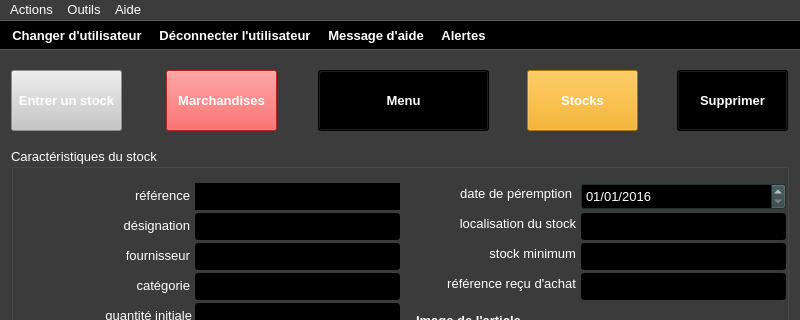
Before: the Qt Designer form ui/yeroth-erp-stock-detail-window.ui in xnoumbissinoundou/yeroth-erp-3.0, drawn with Qt 5; both pictures show x 0 to 800 and y 0 to 320 of the 800 by 600 pixel window.
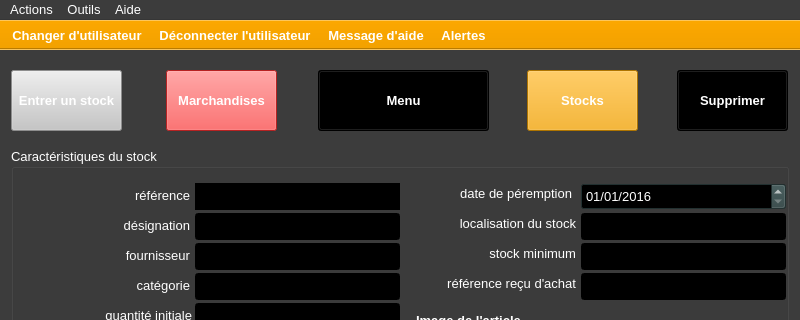
After: the same form once the commit is applied. Icons and pictures are not drawn. Custom widgets are drawn as their Qt base class.

```diff
--- a/ui/yeroth-erp-stock-detail-window.ui
+++ b/ui/yeroth-erp-stock-detail-window.ui
@@ -10813,8 +10813,8 @@
       <colorrole role="Button">
        <brush brushstyle="SolidPattern">
         <color alpha="255">
-         <red>0</red>
-         <green>0</green>
+         <red>242</red>
+         <green>161</green>
          <blue>0</blue>
         </color>
        </brush>
@@ -10822,26 +10822,26 @@
       <colorrole role="Light">
        <brush brushstyle="SolidPattern">
         <color alpha="255">
-         <red>0</red>
-         <green>0</green>
-         <blue>0</blue>
+         <red>255</red>
+         <green>206</green>
+         <blue>108</blue>
         </color>
        </brush>
       </colorrole>
       <colorrole role="Midlight">
        <brush brushstyle="SolidPattern">
         <color alpha="255">
-         <red>0</red>
-         <green>0</green>
-         <blue>0</blue>
+         <red>248</red>
+         <green>183</green>
+         <blue>54</blue>
         </color>
        </brush>
       </colorrole>
       <colorrole role="Dark">
        <brush brushstyle="SolidPattern">
         <color alpha="255">
-         <red>0</red>
-         <green>0</green>
+         <red>121</red>
+         <green>80</green>
          <blue>0</blue>
         </color>
        </brush>
@@ -10849,8 +10849,8 @@
       <colorrole role="Mid">
        <brush brushstyle="SolidPattern">
         <color alpha="255">
-         <red>0</red>
-         <green>0</green>
+         <red>161</red>
+         <green>107</green>
          <blue>0</blue>
         </color>
        </brush>
@@ -10885,17 +10885,17 @@
       <colorrole role="Base">
        <brush brushstyle="SolidPattern">
         <color alpha="255">
-         <red>0</red>
-         <green>0</green>
-         <blue>0</blue>
+         <red>255</red>
+         <green>255</green>
+         <blue>255</blue>
         </color>
        </brush>
       </colorrole>
       <colorrole role="Window">
        <brush brushstyle="SolidPattern">
         <color alpha="255">
-         <red>0</red>
-         <green>0</green>
+         <red>242</red>
+         <green>161</green>
          <blue>0</blue>
         </color>
        </brush>
@@ -10909,21 +10909,12 @@
         </color>
        </brush>
       </colorrole>
-      <colorrole role="LinkVisited">
-       <brush brushstyle="SolidPattern">
-        <color alpha="255">
-         <red>255</red>
-         <green>255</green>
-         <blue>255</blue>
-        </color>
-       </brush>
-      </colorrole>
       <colorrole role="AlternateBase">
        <brush brushstyle="SolidPattern">
         <color alpha="255">
-         <red>255</red>
-         <green>255</green>
-         <blue>255</blue>
+         <red>248</red>
+         <green>208</green>
+         <blue>127</blue>
         </color>
        </brush>
       </colorrole>
@@ -10939,9 +10930,9 @@
       <colorrole role="ToolTipText">
        <brush brushstyle="SolidPattern">
         <color alpha="255">
-         <red>255</red>
-         <green>255</green>
-         <blue>255</blue>
+         <red>0</red>
+         <green>0</green>
+         <blue>0</blue>
         </color>
        </brush>
       </colorrole>
@@ -10959,8 +10950,8 @@
       <colorrole role="Button">
        <brush brushstyle="SolidPattern">
         <color alpha="255">
-         <red>0</red>
-         <green>0</green>
+         <red>242</red>
+         <green>161</green>
          <blue>0</blue>
         </color>
        </brush>
@@ -10968,26 +10959,26 @@
       <colorrole role="Light">
        <brush brushstyle="SolidPattern">
         <color alpha="255">
-         <red>0</red>
-         <green>0</green>
-         <blue>0</blue>
+         <red>255</red>
+         <green>206</green>
+         <blue>108</blue>
         </color>
        </brush>
       </colorrole>
       <colorrole role="Midlight">
        <brush brushstyle="SolidPattern">
         <color alpha="255">
-         <red>0</red>
-         <green>0</green>
-         <blue>0</blue>
+         <red>248</red>
+         <green>183</green>
+         <blue>54</blue>
         </color>
        </brush>
       </colorrole>
       <colorrole role="Dark">
        <brush brushstyle="SolidPattern">
         <color alpha="255">
-         <red>0</red>
-         <green>0</green>
+         <red>121</red>
+         <green>80</green>
          <blue>0</blue>
         </color>
        </brush>
@@ -10995,8 +10986,8 @@
       <colorrole role="Mid">
        <brush brushstyle="SolidPattern">
         <color alpha="255">
-         <red>0</red>
-         <green>0</green>
+         <red>161</red>
+         <green>107</green>
          <blue>0</blue>
         </color>
        </brush>
@@ -11031,17 +11022,17 @@
       <colorrole role="Base">
        <brush brushstyle="SolidPattern">
         <color alpha="255">
-         <red>0</red>
-         <green>0</green>
-         <blue>0</blue>
+         <red>255</red>
+         <green>255</green>
+         <blue>255</blue>
         </color>
        </brush>
       </colorrole>
       <colorrole role="Window">
        <brush brushstyle="SolidPattern">
         <color alpha="255">
-         <red>0</red>
-         <green>0</green>
+         <red>242</red>
+         <green>161</green>
          <blue>0</blue>
         </color>
        </brush>
@@ -11055,21 +11046,12 @@
         </color>
        </brush>
       </colorrole>
-      <colorrole role="LinkVisited">
-       <brush brushstyle="SolidPattern">
-        <color alpha="255">
-         <red>255</red>
-         <green>255</green>
-         <blue>255</blue>
-        </color>
-       </brush>
-      </colorrole>
       <colorrole role="AlternateBase">
        <brush brushstyle="SolidPattern">
         <color alpha="255">
-         <red>255</red>
-         <green>255</green>
-         <blue>255</blue>
+         <red>248</red>
+         <green>208</green>
+         <blue>127</blue>
         </color>
        </brush>
       </colorrole>
@@ -11085,9 +11067,9 @@
       <colorrole role="ToolTipText">
        <brush brushstyle="SolidPattern">
         <color alpha="255">
-         <red>255</red>
-         <green>255</green>
-         <blue>255</blue>
+         <red>0</red>
+         <green>0</green>
+         <blue>0</blue>
         </color>
        </brush>
       </colorrole>
@@ -11096,8 +11078,8 @@
       <colorrole role="WindowText">
        <brush brushstyle="SolidPattern">
         <color alpha="255">
-         <red>0</red>
-         <green>0</green>
+         <red>121</red>
+         <green>80</green>
          <blue>0</blue>
         </color>
        </brush>
@@ -11105,8 +11087,8 @@
       <colorrole role="Button">
        <brush brushstyle="SolidPattern">
         <color alpha="255">
-         <red>0</red>
-         <green>0</green>
+         <red>242</red>
+         <green>161</green>
          <blue>0</blue>
         </color>
        </brush>
@@ -11114,26 +11096,26 @@
       <colorrole role="Light">
        <brush brushstyle="SolidPattern">
         <color alpha="255">
-         <red>0</red>
-         <green>0</green>
-         <blue>0</blue>
+         <red>255</red>
+         <green>206</green>
+         <blue>108</blue>
         </color>
        </brush>
       </colorrole>
       <colorrole role="Midlight">
        <brush brushstyle="SolidPattern">
         <color alpha="255">
-         <red>0</red>
-         <green>0</green>
-         <blue>0</blue>
+         <red>248</red>
+         <green>183</green>
+         <blue>54</blue>
         </color>
        </brush>
       </colorrole>
       <colorrole role="Dark">
        <brush brushstyle="SolidPattern">
         <color alpha="255">
-         <red>0</red>
-         <green>0</green>
+         <red>121</red>
+         <green>80</green>
          <blue>0</blue>
         </color>
        </brush>
@@ -11141,8 +11123,8 @@
       <colorrole role="Mid">
        <brush brushstyle="SolidPattern">
         <color alpha="255">
-         <red>0</red>
-         <green>0</green>
+         <red>161</red>
+         <green>107</green>
          <blue>0</blue>
         </color>
        </brush>
@@ -11150,8 +11132,8 @@
       <colorrole role="Text">
        <brush brushstyle="SolidPattern">
         <color alpha="255">
-         <red>0</red>
-         <green>0</green>
+         <red>121</red>
+         <green>80</green>
          <blue>0</blue>
         </color>
        </brush>
@@ -11168,8 +11150,8 @@
       <colorrole role="ButtonText">
        <brush brushstyle="SolidPattern">
         <color alpha="255">
-         <red>0</red>
-         <green>0</green>
+         <red>121</red>
+         <green>80</green>
          <blue>0</blue>
         </color>
        </brush>
@@ -11177,8 +11159,8 @@
       <colorrole role="Base">
        <brush brushstyle="SolidPattern">
         <color alpha="255">
-         <red>0</red>
-         <green>0</green>
+         <red>242</red>
+         <green>161</green>
          <blue>0</blue>
         </color>
        </brush>
@@ -11186,8 +11168,8 @@
       <colorrole role="Window">
        <brush brushstyle="SolidPattern">
         <color alpha="255">
-         <red>0</red>
-         <green>0</green>
+         <red>242</red>
+         <green>161</green>
          <blue>0</blue>
         </color>
        </brush>
@@ -11201,21 +11183,12 @@
         </color>
        </brush>
       </colorrole>
-      <colorrole role="LinkVisited">
-       <brush brushstyle="SolidPattern">
-        <color alpha="255">
-         <red>255</red>
-         <green>255</green>
-         <blue>255</blue>
-        </color>
-       </brush>
-      </colorrole>
       <colorrole role="AlternateBase">
        <brush brushstyle="SolidPattern">
         <color alpha="255">
-         <red>255</red>
-         <green>255</green>
-         <blue>255</blue>
+         <red>242</red>
+         <green>161</green>
+         <blue>0</blue>
         </color>
        </brush>
       </colorrole>
@@ -11231,9 +11204,9 @@
       <colorrole role="ToolTipText">
        <brush brushstyle="SolidPattern">
         <color alpha="255">
-         <red>255</red>
-         <green>255</green>
-         <blue>255</blue>
+         <red>0</red>
+         <green>0</green>
+         <blue>0</blue>
         </color>
        </brush>
       </colorrole>
```
Left out of the diff: 405 changed lines with no effect on the pictures.
